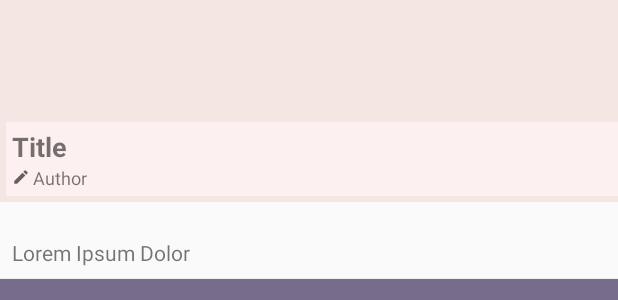
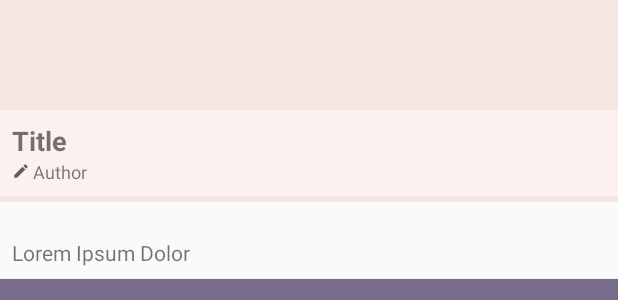
Before and after one commit to ihfazhillah/dicoding_submission_bacaanku, an Android app: the layout activity_detail.xml on its own in the app's theme, with its tools: preview values and no code run, on a phone screen of 412 x 824 dp. Shown: the part 173-473 px from the top of the screen. Run offline under Robolectric (Android 15) with nearby library versions, the phone set to English and light mode, and no system bars.

Commit message:
fix margin

```diff
--- a/app/src/main/res/layout/activity_detail.xml
+++ b/app/src/main/res/layout/activity_detail.xml
@@ -30,9 +30,8 @@
                 android:textColor="@android:color/black"
                 android:background="#D9FFF3F3"
                 android:orientation="vertical"
-                android:layout_marginStart="4dp"
                 android:layout_marginBottom="4dp"
-                android:padding="4dp"
+                android:padding="8dp"
 
                 >
 
```
